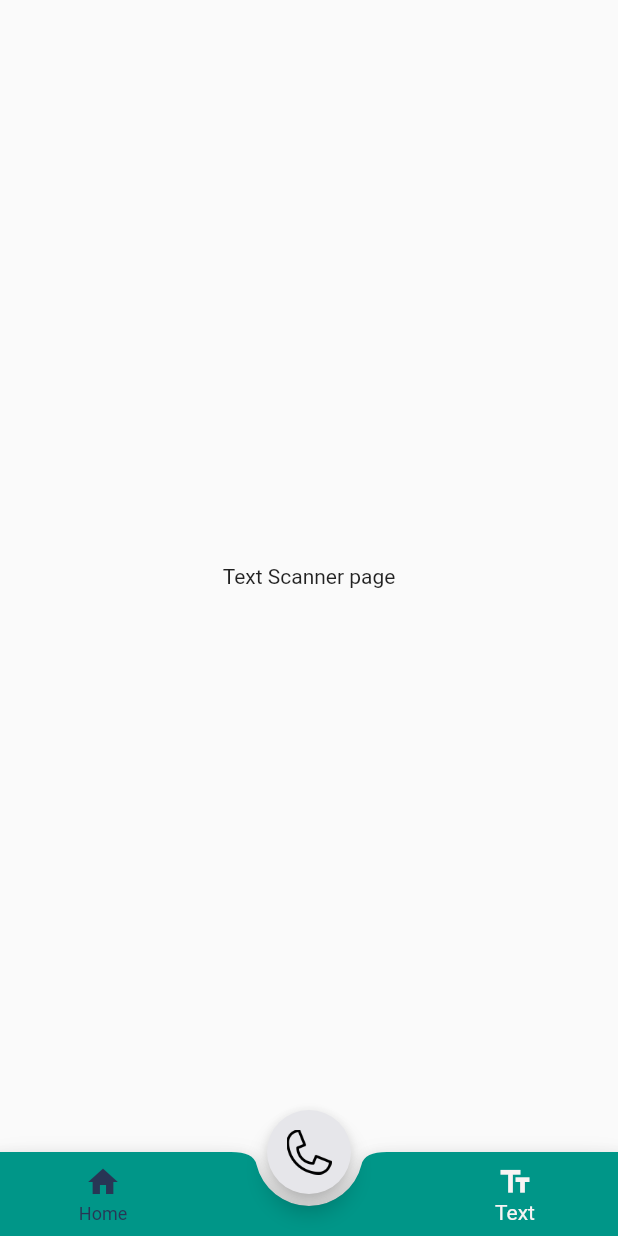
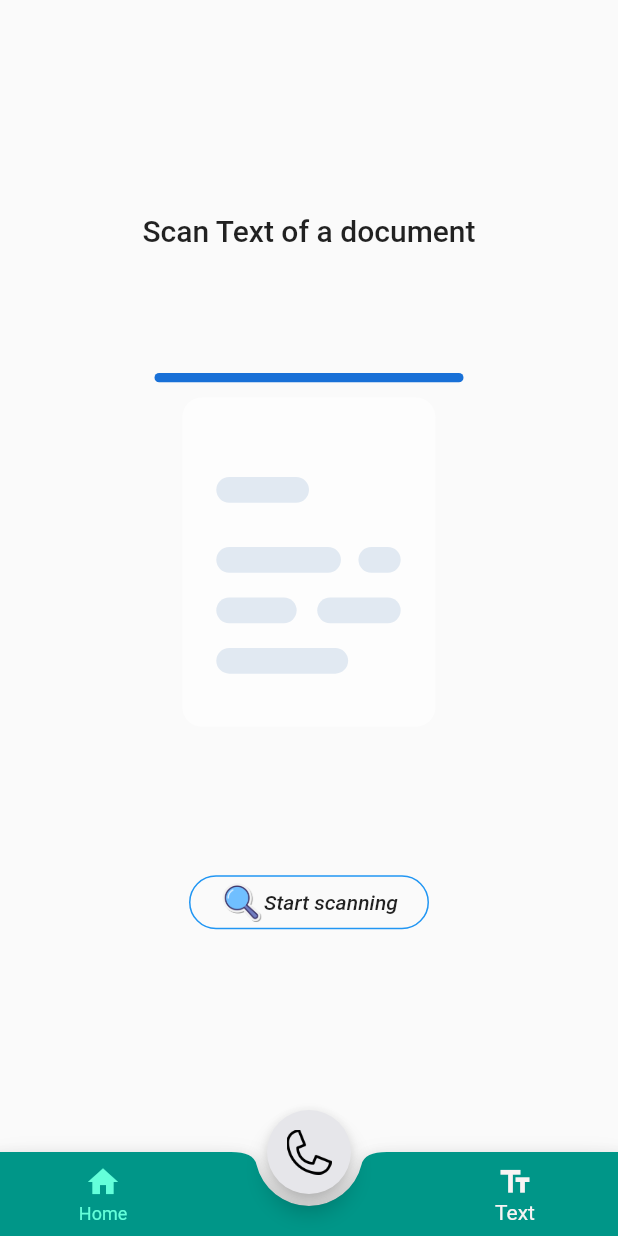
Before and after one commit to Istiak-Ahmed78/scanner, a Flutter app: the screen it shows after launch, swiped to page 3, on a phone screen of 412 x 824 dp. Run offline on Flutter 3.47's test engine with Material 2 defaults, Android fonts, the phone set to English and light mode, and no system bars; our stand-ins replace fluttertoast, get, image_picker, lottie; missing offline and left inert: google_ml_kit.

```diff
--- a/lib/globals/icons.dart
+++ b/lib/globals/icons.dart
@@ -4,4 +4,5 @@ abstract class KappIcos {
   static const String scanner = '$_source/scan.png';
   static const String scanner2 = '$_source/scan2.png';
   static const String phone = '$_source/phone.png';
+  static const String search = '$_source/search.png';
 }
--- /dev/null
+++ b/lib/globals/lotties.dart
@@ -0,0 +1,5 @@
+abstract class LottieAssets {
+  static const _source = 'assets/lotties';
+
+  static const scanDoc = '$_source/scan_lottie.json';
+}
--- a/lib/views/home_page/home_page.dart
+++ b/lib/views/home_page/home_page.dart
@@ -106,7 +106,7 @@ class _HomePageState extends State<HomePage> {
           backgroundColor: _navBarBackColor,
           currentIndex: _currentIndex,
           selectedItemColor: _activeIconColor,
-          unselectedItemColor: _inactiveColor,
+          unselectedItemColor: Colors.tealAccent,
           onTap: _onNavTabChanged,
           items: const [
             BottomNavigationBarItem(icon: Icon(Icons.home), label: 'Home'),
--- a/lib/views/home_page/tabs/scanner.dart
+++ b/lib/views/home_page/tabs/scanner.dart
@@ -5,8 +5,6 @@ class ScannerTab extends StatelessWidget {
 
   @override
   Widget build(BuildContext context) {
-    return const Center(
-      child: Text('Scanner page'),
-    );
+    return const SizedBox.shrink();
   }
 }
--- a/lib/views/home_page/tabs/text_scanner.dart
+++ b/lib/views/home_page/tabs/text_scanner.dart
@@ -1,12 +1,47 @@
 import 'package:flutter/cupertino.dart';
+import 'package:flutter/material.dart';
+import 'package:lottie/lottie.dart';
+import 'package:scanner/globals/icons.dart';
+import 'package:scanner/globals/lotties.dart';
 
 class TextScannerTab extends StatelessWidget {
   const TextScannerTab({Key? key}) : super(key: key);
 
   @override
   Widget build(BuildContext context) {
-    return const Center(
-      child: Text('Text Scanner page'),
+    ThemeData _themeData = Theme.of(context);
+    return Column(
+      mainAxisAlignment: MainAxisAlignment.center,
+      children: [
+        Text(
+          'Scan Text of a document',
+          style: _themeData.textTheme.titleLarge,
+        ),
+        Lottie.asset(LottieAssets.scanDoc),
+        ElevatedButton(
+          onPressed: () {},
+          style: ElevatedButton.styleFrom(
+              backgroundColor: Colors.transparent,
+              elevation: 0,
+              shape: const StadiumBorder(
+                  side: BorderSide(color: Colors.blue, width: 1)),
+              padding: const EdgeInsets.symmetric(horizontal: 20)),
+          child: SizedBox(
+            width: 120,
+            child: Row(
+              children: [
+                SizedBox(height: 30, child: Image.asset(KappIcos.search)),
+                Text(
+                  'Start scanning',
+                  style: _themeData.textTheme.button!.copyWith(
+                    fontStyle: FontStyle.italic,
+                  ),
+                ),
+              ],
+            ),
+          ),
+        ),
+      ],
     );
   }
 }
--- a/lib/views/text_view_screen/text_view_screen.dart
+++ b/lib/views/text_view_screen/text_view_screen.dart
@@ -10,7 +10,9 @@ class TextViewScreen extends StatelessWidget {
       body: Padding(
         padding: const EdgeInsets.symmetric(horizontal: 10),
         child: Center(
-          child: SingleChildScrollView(child: SelectableText(text)),
+          child: SingleChildScrollView(
+            child: SelectableText(text),
+          ),
         ),
       ),
     );
--- a/pubspec.yaml
+++ b/pubspec.yaml
@@ -23,6 +23,7 @@ dependencies:
   image_picker: ^0.8.5+3
   fluttertoast: ^8.0.9
   url_launcher: ^6.1.5
+  lottie: ^1.4.2
 
 dev_dependencies:
   flutter_test:
@@ -37,6 +38,7 @@ flutter:
   # To add assets to your application, add an assets section, like this:
   assets:
     - assets/icons/
+    - assets/lotties/
   #   - images/a_dot_ham.jpeg
 
   # An image asset can refer to one or more resolution-specific "variants", see
```
Also changed, not shown: assets/lotties/scan_lottie.json (added, +1 -0 lines), lib/data/repos/recognizing.dart (+38 -17 lines), lib/views/home_page/tabs/home_tab.dart (+2 -104 lines), lib/views/home_page/tabs/widgets/tiles.dart (added, +103 -0 lines), lib/views/text_view_screen/phone_number_view_screen.dart (+10 -2 lines), assets/icons/search.png (added), pubspec.lock, 7 other files.
